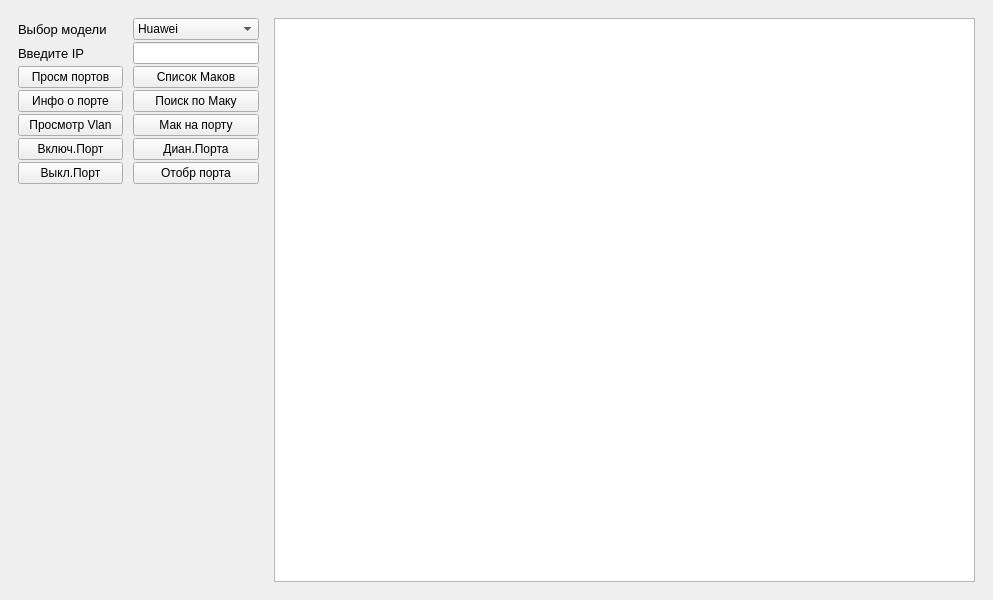
Old version of the form disein.ui in the repository saidgadgiev/FlyTech.
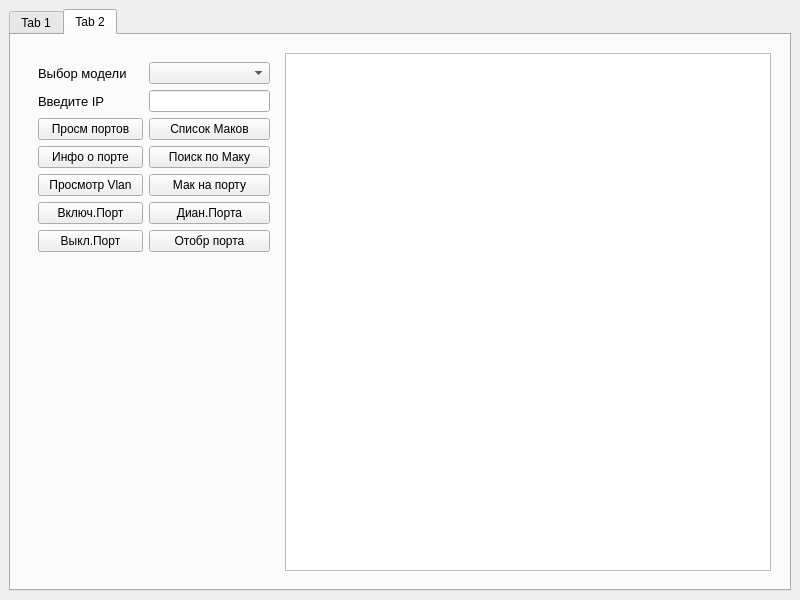
New version of the form. The open tabs and pages were chosen to show the change.

Commit message: 07072023 До изменения дизайна

Diff of the .ui file:
```diff
--- a/disein.ui
+++ b/disein.ui
@@ -6,7 +6,7 @@
    <rect>
     <x>0</x>
     <y>0</y>
-    <width>993</width>
+    <width>800</width>
     <height>600</height>
    </rect>
   </property>
@@ -22,6 +22,16 @@
   <widget class="QWidget" name="centralwidget">
    <layout class="QHBoxLayout" name="horizontalLayout_2">
     <item>
+     <widget class="QTabWidget" name="tabWidget">
+      <property name="currentIndex">
+       <number>0</number>
+      </property>
+      <widget class="QWidget" name="tabHuawei">
+       <attribute name="title">
+        <string>Tab 1</string>
+       </attribute>
+       <layout class="QHBoxLayout" name="horizontalLayout_3">
+        <item>
      <widget class="QWidget" name="widget_2" native="true">
       <property name="maximumSize">
        <size>
@@ -39,21 +49,6 @@
           </size>
          </property>
          <layout class="QFormLayout" name="formLayout">
-          <property name="horizontalSpacing">
-           <number>10</number>
-          </property>
-          <property name="verticalSpacing">
-           <number>2</number>
-          </property>
-          <property name="leftMargin">
-           <number>0</number>
-          </property>
-          <property name="topMargin">
-           <number>0</number>
-          </property>
-          <property name="bottomMargin">
-           <number>10</number>
-          </property>
           <item row="0" column="0">
            <widget class="QLabel" name="label">
             <property name="font">
@@ -67,23 +62,7 @@
            </widget>
           </item>
           <item row="0" column="1">
-           <widget class="QComboBox" name="commutatorCBox">
-            <item>
-             <property name="text">
-              <string>Huawei</string>
-             </property>
-            </item>
-            <item>
-             <property name="text">
-              <string>D-Link</string>
-             </property>
-            </item>
-            <item>
-             <property name="text">
-              <string>SNR</string>
-             </property>
-            </item>
-           </widget>
+               <widget class="QComboBox" name="commutatorCBox"/>
           </item>
           <item row="1" column="0">
            <widget class="QLabel" name="label_2">
@@ -237,6 +216,204 @@
         </widget>
        </item>
       </layout>
+         </widget>
+        </item>
+       </layout>
+      </widget>
+      <widget class="QWidget" name="tabDLink">
+       <attribute name="title">
+        <string>Tab 2</string>
+       </attribute>
+       <layout class="QHBoxLayout" name="horizontalLayout_5">
+        <item>
+         <widget class="QWidget" name="widget_3" native="true">
+          <property name="maximumSize">
+           <size>
+            <width>16777215</width>
+            <height>16777215</height>
+           </size>
+          </property>
+          <layout class="QHBoxLayout" name="horizontalLayout_4">
+           <item>
+            <widget class="QWidget" name="widget_4" native="true">
+             <property name="maximumSize">
+              <size>
+               <width>250</width>
+               <height>16777215</height>
+              </size>
+             </property>
+             <layout class="QFormLayout" name="formLayout_2">
+              <item row="0" column="0">
+               <widget class="QLabel" name="label_3">
+                <property name="font">
+                 <font>
+                  <pointsize>10</pointsize>
+                 </font>
+                </property>
+                <property name="text">
+                 <string>Выбор модели </string>
+                </property>
+               </widget>
+              </item>
+              <item row="0" column="1">
+               <widget class="QComboBox" name="commutatorCBox_2"/>
+              </item>
+              <item row="1" column="0">
+               <widget class="QLabel" name="label_4">
+                <property name="font">
+                 <font>
+                  <pointsize>10</pointsize>
+                 </font>
+                </property>
+                <property name="text">
+                 <string>Введите IP </string>
+                </property>
+               </widget>
+              </item>
+              <item row="1" column="1">
+               <widget class="QLineEdit" name="ipAddressEdit_2"/>
+              </item>
+              <item row="2" column="0">
+               <widget class="QPushButton" name="interfBTN_2">
+                <property name="minimumSize">
+                 <size>
+                  <width>105</width>
+                  <height>0</height>
+                 </size>
+                </property>
+                <property name="text">
+                 <string>Просм портов</string>
+                </property>
+               </widget>
+              </item>
+              <item row="2" column="1">
+               <widget class="QPushButton" name="listMacBTN_2">
+                <property name="minimumSize">
+                 <size>
+                  <width>105</width>
+                  <height>0</height>
+                 </size>
+                </property>
+                <property name="text">
+                 <string>Список Маков</string>
+                </property>
+               </widget>
+              </item>
+              <item row="3" column="0">
+               <widget class="QPushButton" name="infoPortBTN_2">
+                <property name="minimumSize">
+                 <size>
+                  <width>105</width>
+                  <height>0</height>
+                 </size>
+                </property>
+                <property name="text">
+                 <string>Инфо о порте</string>
+                </property>
+               </widget>
+              </item>
+              <item row="3" column="1">
+               <widget class="QPushButton" name="serchMacBTN_2">
+                <property name="minimumSize">
+                 <size>
+                  <width>105</width>
+                  <height>0</height>
+                 </size>
+                </property>
+                <property name="text">
+                 <string>Поиск по Маку</string>
+                </property>
+               </widget>
+              </item>
+              <item row="4" column="0">
+               <widget class="QPushButton" name="listVlanBTN_2">
+                <property name="minimumSize">
+                 <size>
+                  <width>105</width>
+                  <height>0</height>
+                 </size>
+                </property>
+                <property name="text">
+                 <string>Просмотр Vlan</string>
+                </property>
+               </widget>
+              </item>
+              <item row="4" column="1">
+               <widget class="QPushButton" name="macPortBTN_2">
+                <property name="text">
+                 <string>Мак на порту</string>
+                </property>
+               </widget>
+              </item>
+              <item row="5" column="0">
+               <widget class="QPushButton" name="noShundownPortBTN_2">
+                <property name="minimumSize">
+                 <size>
+                  <width>105</width>
+                  <height>0</height>
+                 </size>
+                </property>
+                <property name="text">
+                 <string>Включ.Порт</string>
+                </property>
+               </widget>
+              </item>
+              <item row="5" column="1">
+               <widget class="QPushButton" name="checkPortBTN_2">
+                <property name="minimumSize">
+                 <size>
+                  <width>105</width>
+                  <height>0</height>
+                 </size>
+                </property>
+                <property name="text">
+                 <string>Диан.Порта</string>
+                </property>
+               </widget>
+              </item>
+              <item row="6" column="0">
+               <widget class="QPushButton" name="shundownPortBTN_2">
+                <property name="minimumSize">
+                 <size>
+                  <width>105</width>
+                  <height>0</height>
+                 </size>
+                </property>
+                <property name="text">
+                 <string>Выкл.Порт</string>
+                </property>
+               </widget>
+              </item>
+              <item row="6" column="1">
+               <widget class="QPushButton" name="disThisBTN_2">
+                <property name="minimumSize">
+                 <size>
+                  <width>105</width>
+                  <height>0</height>
+                 </size>
+                </property>
+                <property name="text">
+                 <string>Отобр порта</string>
+                </property>
+               </widget>
+              </item>
+             </layout>
+            </widget>
+           </item>
+           <item>
+            <widget class="QTextEdit" name="resultEdit_2">
+             <property name="font">
+              <font>
+               <pointsize>10</pointsize>
+              </font>
+             </property>
+            </widget>
+           </item>
+          </layout>
+         </widget>
+        </item>
+       </layout>
+      </widget>
      </widget>
     </item>
    </layout>
```
Left out of the diff: 40 changed lines with no effect on the pictures. Lines whose indentation alone changed are shown as unchanged. The commit also changes 3 other files.
